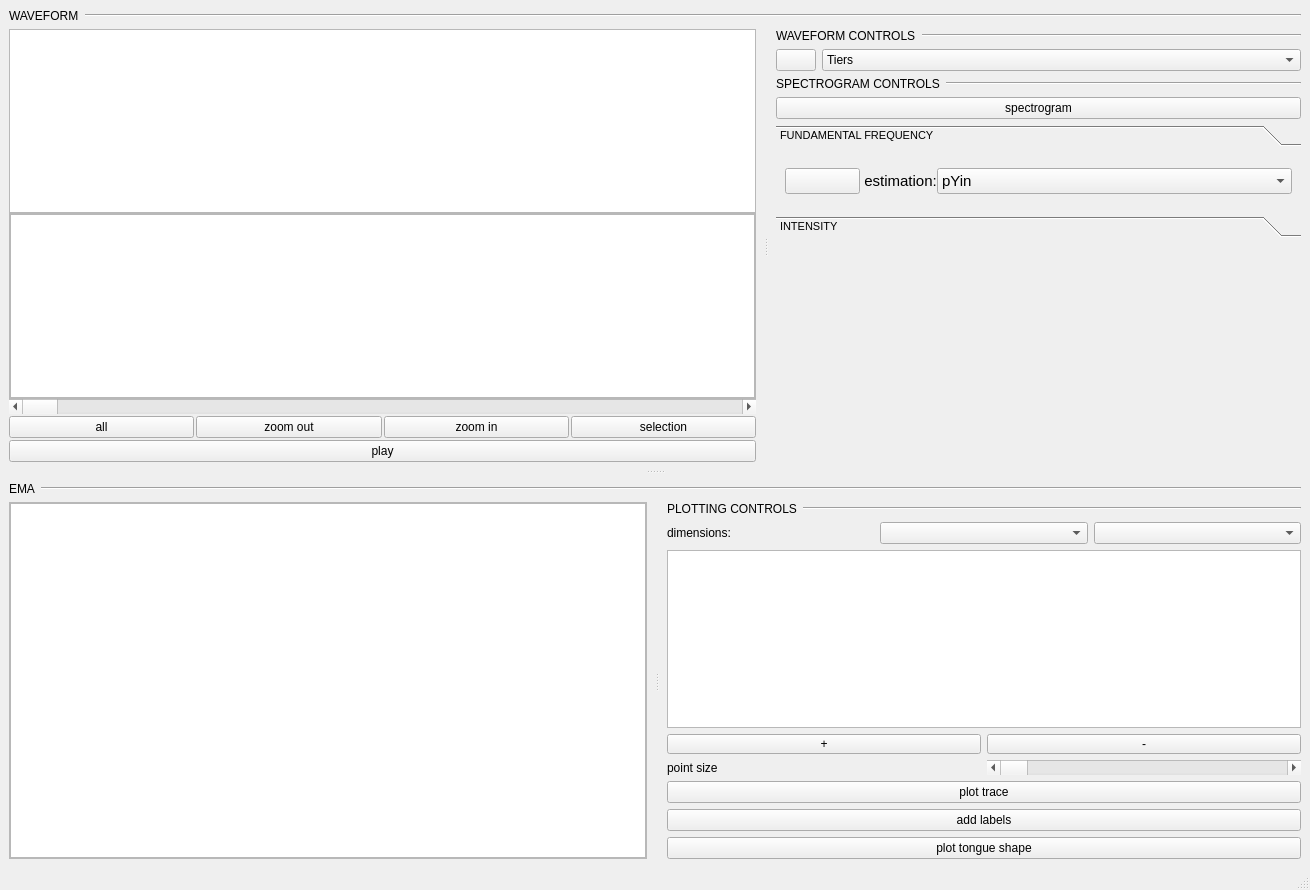
Old version of the form gui/ui_files/ui_inspector2D.ui in the repository phbuech/adatool.
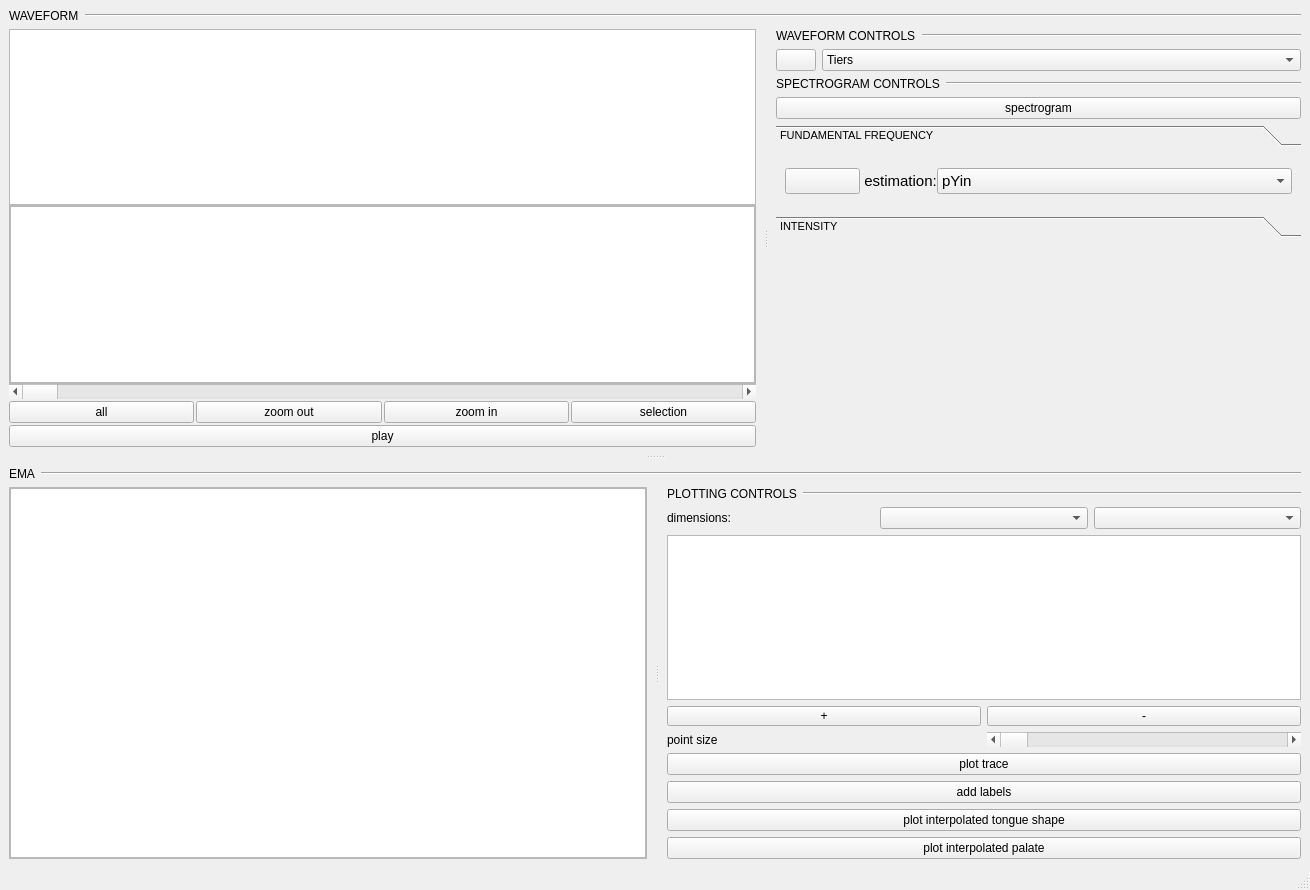
New version of the form. Custom widgets are drawn as their Qt base class.

Commit message: Inspector2d size policy changed

Diff of the .ui file:
```diff
--- a/gui/ui_files/ui_inspector2D.ui
+++ b/gui/ui_files/ui_inspector2D.ui
@@ -972,7 +972,17 @@
                 <item>
                  <widget class="QPushButton" name="plotTongueShapePushButton">
                   <property name="text">
-                   <string>plot tongue shape</string>
+                   <string>plot interpolated tongue shape</string>
+                  </property>
+                  <property name="checkable">
+                   <bool>true</bool>
+                  </property>
+                 </widget>
+                </item>
+                <item>
+                 <widget class="QPushButton" name="plotPalateTracePushButton">
+                  <property name="text">
+                   <string>plot interpolated palate</string>
                   </property>
                   <property name="checkable">
                    <bool>true</bool>
```
Left out of the diff: 12 changed lines with no effect on the pictures. The commit also changes 4 other files.
